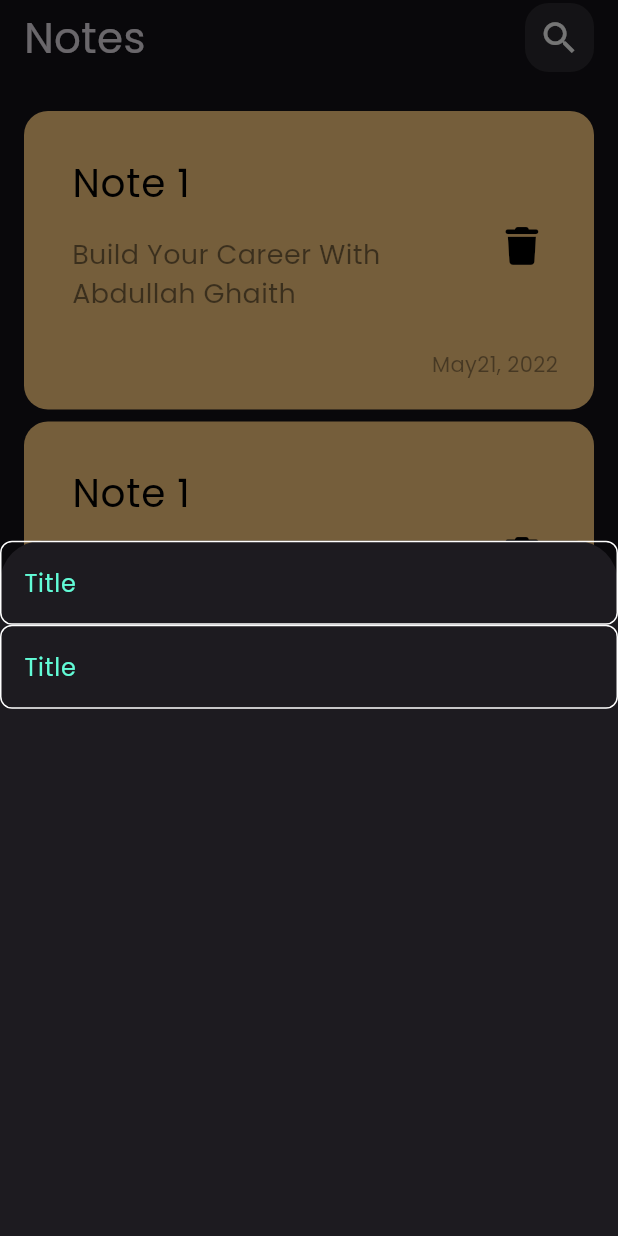
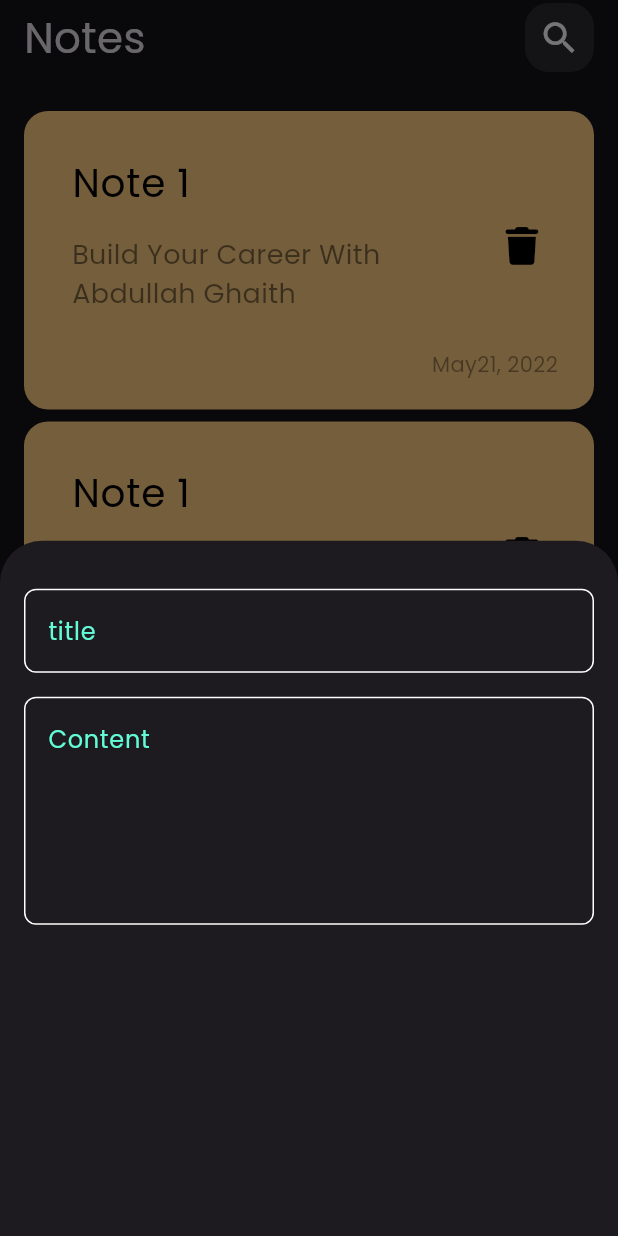
Before and after one commit to Ghaith200/notes_app, a Flutter app: the screen it shows after launch, after a tap on the "add" icon, on a phone screen of 412 x 824 dp. Run offline on Flutter 3.47's test engine with Material 3 defaults, Android fonts, the phone set to English and light mode, and no system bars; our stand-ins replace font_awesome_flutter.

Commit message:
added fields to add note bottom sheet

```diff
--- a/lib/Views/widgets/add_note_bottom_sheet.dart
+++ b/lib/Views/widgets/add_note_bottom_sheet.dart
@@ -6,12 +6,26 @@ class AddNoteBottomSheet extends StatelessWidget {
 
   @override
   Widget build(BuildContext context) {
-    return const Column(
-      children: [
-        CustomTextField(),
+    return const Padding(
+      padding: EdgeInsets.symmetric(horizontal: 16),
+      child: Column(
+        children: [
+          SizedBox(
+            height: 32,
+          ),
+          CustomTextField(
+            hint: 'title',
+          ),
+          SizedBox(
+            height: 16,
+          ),
+          CustomTextField(
+            hint: 'Content',
+            maxlines: 5,
+          ),
 
-        CustomTextField(),
-      ],
+        ],
+      ),
     );
   }
 }
--- a/lib/Views/widgets/custom_text_field.dart
+++ b/lib/Views/widgets/custom_text_field.dart
@@ -2,14 +2,16 @@ import 'package:flutter/material.dart';
 import 'package:notes_app/Constants/colors.dart';
 
 class CustomTextField extends StatelessWidget {
-  const CustomTextField({super.key});
-
+  const CustomTextField({super.key, required this.hint, this.maxlines = 1});
+  final String hint;
+  final int maxlines;
   @override
   Widget build(BuildContext context) {
     return TextField(
+      maxLines: maxlines,
       cursorColor: kPrimaryColor,
       decoration: InputDecoration(
-        hintText: 'Title',
+        hintText: hint,
         hintStyle: const TextStyle(color: kPrimaryColor),
         border: buildborder(),
         enabledBorder: buildborder(),
```
